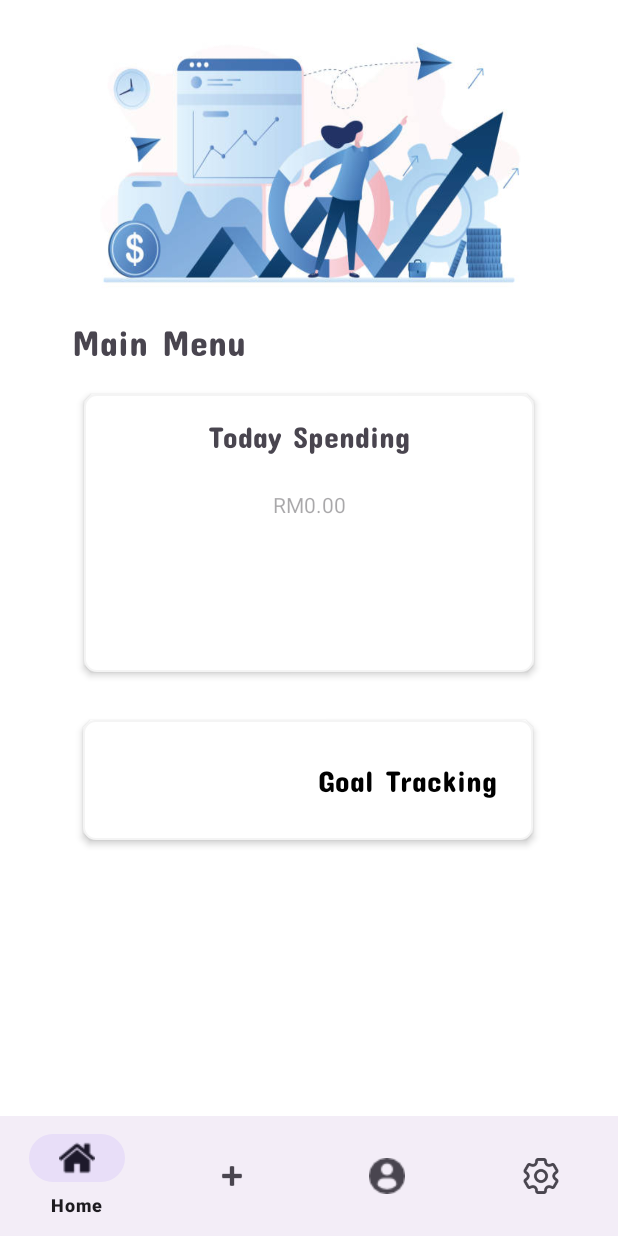
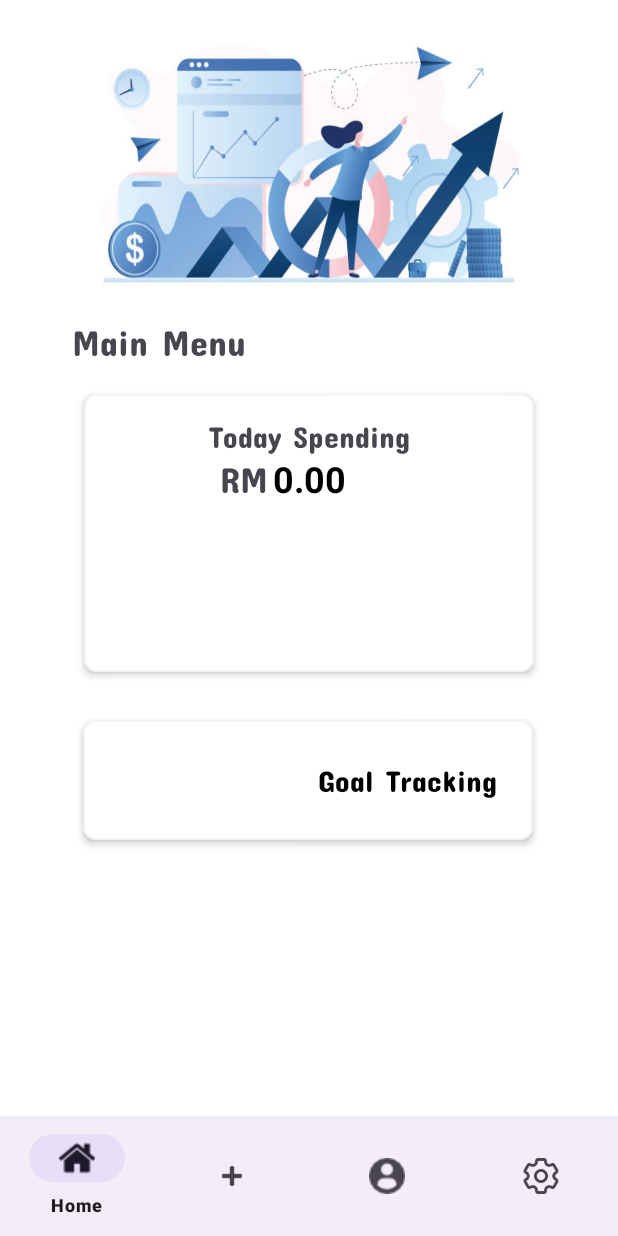
Before and after one commit to wjinggoh/Studicash_0703, an Android app: the HomeFragment screen opened directly, with no data from a screen before it, on a phone screen of 412 x 824 dp. Run offline under Robolectric (Android 15) with nearby library versions, the phone set to English and light mode, and no system bars; our stand-ins replace Firebase (no records; nobody signed in at launch, a user with empty details on screens opened directly), navigation-ui.

Commit message:
07072024-10:49am

```diff
--- a/app/build.gradle.kts
+++ b/app/build.gradle.kts
@@ -90,8 +90,8 @@ dependencies {
     implementation ("com.google.firebase:firebase-auth:21.0.0")
     implementation ("com.google.firebase:firebase-firestore:24.0.0")
     implementation ("com.google.firebase:firebase-storage:21.0.0")
-    implementation ("androidx.navigation:navigation-fragment-ktx:2.5.3")
-    implementation ("androidx.navigation:navigation-ui-ktx:2.5.3")
+    implementation("androidx.navigation:navigation-fragment-ktx:2.5.3") // Use the latest version
+    implementation("androidx.navigation:navigation-ui-ktx:2.5.3")
     implementation ("com.google.android.material:material:1.8.0")
 
 
--- a/app/src/main/java/my/edu/tarc/studicash_0703/Fragment/AddFragment.kt
+++ b/app/src/main/java/my/edu/tarc/studicash_0703/Fragment/AddFragment.kt
@@ -51,7 +51,7 @@ class AddFragment : Fragment() {
                     val expenseAmount = document.getDouble("expenseAmount") ?: 0.0
                     val date = document.getString("date") ?: ""
                     val category = document.getString("category") ?: ""
-                    val paymentMethod = document.getString("paymentMethod") ?: ""
+                    val paymentMethod = document.getString("paymentmethod") ?: ""
 
                     val expense = Expense(expenseTitle, expenseAmount, date, category, paymentMethod)
                     expensesList.add(expense)
--- a/app/src/main/java/my/edu/tarc/studicash_0703/Fragment/HomeFragment.kt
+++ b/app/src/main/java/my/edu/tarc/studicash_0703/Fragment/HomeFragment.kt
@@ -1,24 +1,72 @@
 package my.edu.tarc.studicash_0703.Fragment
 
 import android.os.Bundle
-import androidx.fragment.app.Fragment
+import android.util.Log
 import android.view.LayoutInflater
 import android.view.View
 import android.view.ViewGroup
+import android.widget.TextView
+import androidx.fragment.app.Fragment
+import com.google.firebase.firestore.FirebaseFirestore
+import my.edu.tarc.studicash_0703.Models.Expense
 import my.edu.tarc.studicash_0703.R
+import java.text.SimpleDateFormat
+import java.util.*
 
 class HomeFragment : Fragment() {
-
-    override fun onCreate(savedInstanceState: Bundle?) {
-        super.onCreate(savedInstanceState)
-    }
+    private lateinit var todaySpendingAmt: TextView
 
     override fun onCreateView(
         inflater: LayoutInflater, container: ViewGroup?,
         savedInstanceState: Bundle?
     ): View? {
-        // Inflate the layout for this fragment
-        return inflater.inflate(R.layout.fragment_home, container, false)
+        val view = inflater.inflate(R.layout.fragment_home, container, false)
+        todaySpendingAmt = view.findViewById(R.id.todaySpendingAmt)
+        return view
     }
 
+    override fun onViewCreated(view: View, savedInstanceState: Bundle?) {
+        super.onViewCreated(view, savedInstanceState)
+
+        // Calculate and display today's spending
+        calculateTodaySpending()
+    }
+
+    private fun calculateTodaySpending() {
+        val db = FirebaseFirestore.getInstance()
+
+        // Get today's date
+        val currentDate = Calendar.getInstance().time
+        val sdf = SimpleDateFormat("dd/MM/yyyy", Locale.getDefault())
+        val formattedDate = sdf.format(currentDate)
+
+        Log.d(TAG, "Formatted Date: $formattedDate")
+
+        db.collection("Expense")
+            .whereEqualTo("date", formattedDate)
+            .get()
+            .addOnSuccessListener { documents ->
+                var totalSpending = 0.0
+                for (document in documents) {
+                    val expense = document.toObject(Expense::class.java)
+                    expense.expenseAmount?.let {
+                        totalSpending += it
+                    }
+                    Log.d(TAG, "Expense: $expense")
+                }
+                Log.d(TAG, "Total Spending Today: $totalSpending")
+
+                activity?.runOnUiThread {
+                    todaySpendingAmt.text = String.format(Locale.getDefault(), "%.2f", totalSpending)
+                }
+            }
+            .addOnFailureListener { e ->
+                Log.e(TAG, "Error calculating spending: $e")
+                todaySpendingAmt.text = "Error calculating spending"
+            }
+    }
+
+    companion object {
+        const val TAG = "my.edu.tarc.studicash_0703.Fragment.HomeFragment"
+    }
 }
--- a/app/src/main/res/layout/fragment_home.xml
+++ b/app/src/main/res/layout/fragment_home.xml
@@ -30,7 +30,7 @@
         app:layout_constraintTop_toBottomOf="@+id/mainMenu">
 
         <TextView
-            android:id="@+id/textView3"
+            android:id="@+id/todaySpendingTitle"
             android:layout_width="wrap_content"
             android:layout_height="wrap_content"
             android:fontFamily="@font/concert_one"
@@ -43,15 +43,27 @@
         <TextView
             android:id="@+id/todaySpendingAmt"
             android:layout_width="wrap_content"
-            android:layout_height="48dp"
-            android:layout_marginTop="24dp"
-            android:ems="10"
-            android:hint="@string/spendhint"
-            android:inputType="number"
-            android:textAlignment="center"
-            app:layout_constraintEnd_toEndOf="parent"
+            android:layout_height="wrap_content"
+            android:textSize="24sp"
+            android:textColor="#000000"
+            android:textStyle="bold"
+            android:text="@string/spendhint"
+            app:layout_constraintTop_toBottomOf="@+id/todaySpendingTitle"
             app:layout_constraintStart_toStartOf="parent"
-            app:layout_constraintTop_toBottomOf="@+id/textView3" />
+            app:layout_constraintEnd_toEndOf="parent"/>
+
+        <TextView
+            android:id="@+id/rm"
+            android:layout_width="wrap_content"
+            android:layout_height="wrap_content"
+            android:layout_marginEnd="3dp"
+            android:fontFamily="@font/concert_one"
+            android:text="RM"
+            android:textSize="24sp"
+            app:layout_constraintBottom_toBottomOf="@+id/todaySpendingAmt"
+            app:layout_constraintEnd_toStartOf="@+id/todaySpendingAmt"
+            app:layout_constraintTop_toBottomOf="@+id/todaySpendingTitle" />
+
 
     </androidx.constraintlayout.widget.ConstraintLayout>
 
--- a/app/src/main/res/navigation/mobile_navigation.xml
+++ b/app/src/main/res/navigation/mobile_navigation.xml
@@ -30,7 +30,11 @@
         android:id="@+id/fragment_settings"
         android:name="my.edu.tarc.studicash_0703.Fragment.SettingsFragment"
         android:label="@string/settings"
-        tools:layout="@layout/fragment_settings" />
+        tools:layout="@layout/fragment_settings" >
+        <action
+            android:id="@+id/action_fragment_settings_to_addPaymentMethodFragment"
+            app:destination="@id/addPaymentMethodFragment" />
+    </fragment>
 
     <fragment
         android:id="@+id/fragment_choose"
@@ -38,4 +42,9 @@
         android:label="@string/choose"
         tools:layout="@layout/fragment_choose_transaction" />
 
+    <fragment
+        android:id="@+id/addPaymentMethodFragment"
+        android:name="my.edu.tarc.studicash_0703.Fragment.DialogNewPaymentMethodFragment"
+        android:label="Add Payment Method"
+        tools:layout="@layout/activity_add_payment_method" />
 </navigation>
--- a/app/src/main/res/values/strings.xml
+++ b/app/src/main/res/values/strings.xml
@@ -33,7 +33,7 @@
     <!--mainmenu-->
     <string name="mainMenuTitle">Main Menu</string>
     <string name="todayspending">Today Spending</string>
-    <string name="spendhint">RM0.00</string>
+    <string name="spendhint">0.00</string>
     <string name="goalTrackingbtn">Goal Tracking</string>
 
     <!--expensemanagement-->
@@ -61,6 +61,8 @@
     <!--recycleviewexpensesincome-->
     <string name="expenseamttitle">Expense Amount: </string>
     <string name="datetitle">Date: </string>
+    <string name="categorytitle">Category: </string>
+    <string name="paymentmethodtitle">Payment Method: </string>
 
     <!--addcategory-->
     <string name="addexpensescategorytitle">Add Expenses Category</string>
```
Also changed, not shown: app/src/main/res/layout/expense_item.xml (+39 -11 lines).
